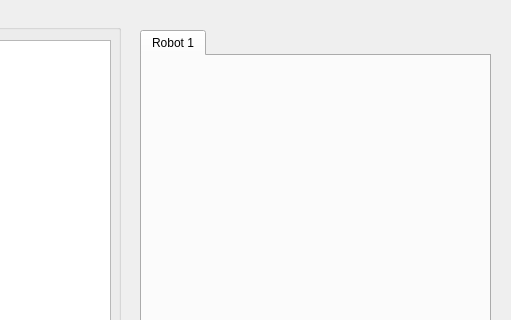
Qt form rqt_simulation/resource/SimulationPlugin.ui (KTH-SML/CodeRepositoryTCST) before a commit; both pictures show x 580 to 1091 and y 0 to 320 of the 1091 by 779 pixel window.
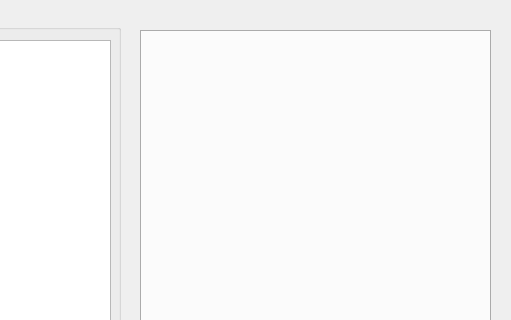
The same form after that commit.

Commit message: cleaned code with RobotTab class

```diff
--- a/rqt_simulation/resource/SimulationPlugin.ui
+++ b/rqt_simulation/resource/SimulationPlugin.ui
@@ -185,11 +185,6 @@
    <property name="currentIndex">
     <number>0</number>
    </property>
-   <widget class="QWidget" name="tab">
-    <attribute name="title">
-     <string>Robot 1</string>
-    </attribute>
-   </widget>
   </widget>
  </widget>
  <resources/>
```
Left out of the diff: 2 changed lines with no effect on the pictures. The commit also changes 7 other files.
